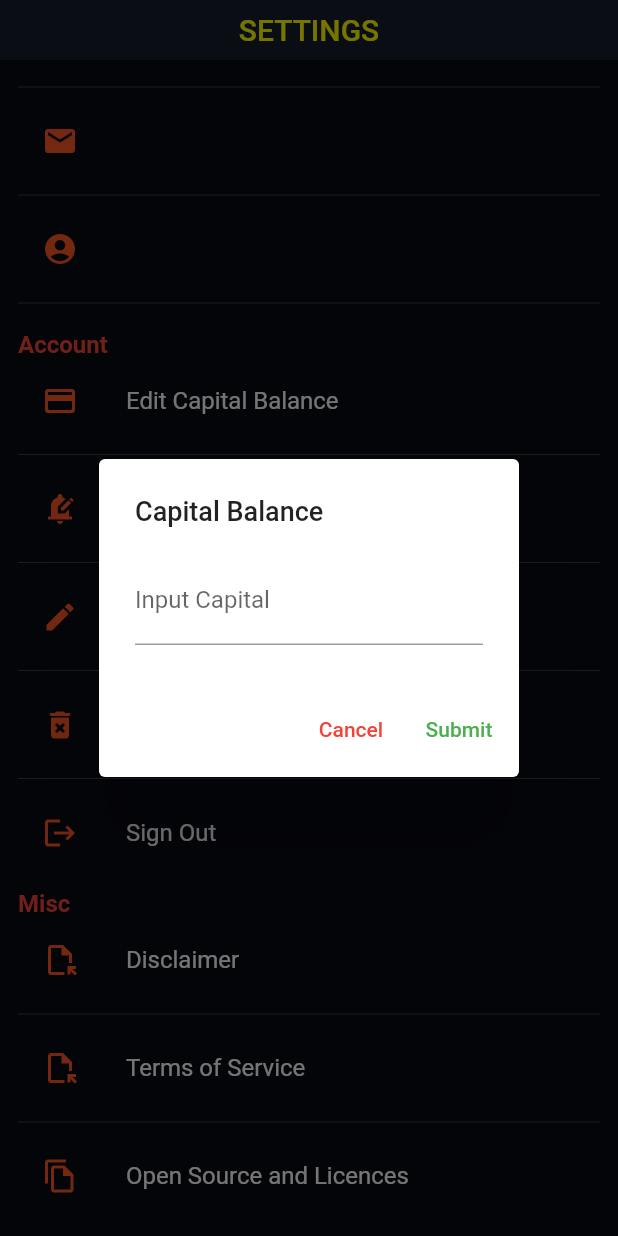
After one commit to taiteng/Cryphive, a Flutter app: the SettingsPage screen opened directly, scrolled down 177 dp, after a tap on "Edit Capital Balance", on a phone screen of 412 x 824 dp. The commit adds this screen. Run offline on Flutter 3.47's test engine with Material 2 defaults, Android fonts, the light colour scheme and no system bars; our stand-ins replace cloud_firestore, file_picker, firebase_auth, firebase_core, firebase_storage, flutter_widget_from_html and 2 more; missing offline and left inert: chart_sparkline, flutter_carousel_slider; accounts and stored records are empty; network calls fail.

Commit message:
done editting capital dialog

```diff
--- a/lib/main.dart
+++ b/lib/main.dart
@@ -35,7 +35,7 @@ class _AuthPageState extends State<AuthPage> {
         stream: FirebaseAuth.instance.authStateChanges(),
         builder: (context, snapshot){
           if(snapshot.hasData){
-            return const NavigationPage();
+            return NavigationPage(index: 0,);
           }
           else if(snapshot.hasError){
             return const Center(child: Text('Something Went Wrong :('),);
--- a/lib/pages/home_page.dart
+++ b/lib/pages/home_page.dart
@@ -139,8 +139,8 @@ class _HomePageState extends State<HomePage> {
 
   @override
   void initState() {
-    getCoinsMarket();
-    getTrendingMarket();
+    // getCoinsMarket();
+    // getTrendingMarket();
     super.initState();
   }
 
--- a/lib/pages/login_page.dart
+++ b/lib/pages/login_page.dart
@@ -34,7 +34,7 @@ class _LoginPageState extends State<LoginPage> {
       );
 
       WidgetsBinding.instance.addPostFrameCallback((_) {
-        Navigator.pushReplacement(context, MaterialPageRoute(builder: (_) => const NavigationPage()));
+        Navigator.pushReplacement(context, MaterialPageRoute(builder: (_) => NavigationPage(index: 0,)));
       });
     } on FirebaseAuthException catch (e) {
       if(e.code == 'user-not-found'){
@@ -213,7 +213,7 @@ class _LoginPageState extends State<LoginPage> {
                         padding: const EdgeInsets.all(5.0),
                         child: GestureDetector(
                           onTap: () {
-                            Navigator.pushReplacement(context, MaterialPageRoute(builder: (_) => const NavigationPage()));
+                            Navigator.pushReplacement(context, MaterialPageRoute(builder: (_) => NavigationPage(index: 0,)));
                           },
                           child: RichText(
                             textAlign: TextAlign.left,
--- a/lib/pages/register_page.dart
+++ b/lib/pages/register_page.dart
@@ -51,10 +51,11 @@ class _RegisterPageState extends State<RegisterPage> {
           'ProfilePic' : 'https://media.istockphoto.com/id/1316420668/vector/user-icon-human-person-symbol-social-profile-icon-avatar-login-sign-web-user-symbol.jpg?s=612x612&w=0&k=20&c=AhqW2ssX8EeI2IYFm6-ASQ7rfeBWfrFFV4E87SaFhJE=',
           'LoginMethod' : 'Email',
           'UID' : FirebaseAuth.instance.currentUser!.uid,
+          'Balance': 0.00,
         });
 
         await Future.delayed(Duration.zero, () {
-          Navigator.of(context).pushReplacement(MaterialPageRoute(builder: (_) => const NavigationPage()));
+          Navigator.of(context).pushReplacement(MaterialPageRoute(builder: (_) => NavigationPage(index: 0,)));
         });
       }
       else{
--- a/lib/pages/settings_page.dart
+++ b/lib/pages/settings_page.dart
@@ -3,6 +3,7 @@ import 'package:cryphive/pages/disclaimer_page.dart';
 import 'package:cryphive/pages/edit_profile_page.dart';
 import 'package:cryphive/pages/login_page.dart';
 import 'package:cryphive/pages/register_page.dart';
+import 'package:cryphive/widgets/edit_capital_balance_widget.dart';
 import 'package:firebase_auth/firebase_auth.dart';
 import 'package:flutter/cupertino.dart';
 import 'package:flutter/material.dart';
@@ -184,6 +185,33 @@ class _SettingsPageState extends State<SettingsPage> {
                     ),
                     GestureDetector(
                       onTap: () {
+                        showDialog(
+                          context: context,
+                          builder: (BuildContext context) {
+                            return EditCapitalBalanceWidget(
+                              email: data['Email'],
+                              username: data['Username'],
+                              profilePic: data['ProfilePic'],
+                              uID: data['UID'],
+                              capitalBalance: data['Capital'],
+                            );
+                          },
+                        );
+                      },
+                      child: const ListTile(
+                        leading: Icon(
+                          Icons.credit_card_rounded,
+                          color: Colors.deepOrange,
+                        ),
+                        title: Text(
+                          'Edit Capital Balance',
+                          style: const TextStyle(color: Colors.white,),
+                        ),
+                      ),
+                    ),
+                    const Divider(color: Color(0xff3c3c3f),),
+                    GestureDetector(
+                      onTap: () {
                         //Edit Notification
                       },
                       child: const ListTile(
@@ -201,10 +229,12 @@ class _SettingsPageState extends State<SettingsPage> {
                     GestureDetector(
                       onTap: () {
                         Navigator.push(context, MaterialPageRoute(builder: (context) => EditProfilePage(
-                            email: data['Email'],
-                            username: data['Username'],
-                            profilePic: data['ProfilePic'],
-                            uID: data['UID']),
+                          email: data['Email'],
+                          username: data['Username'],
+                          profilePic: data['ProfilePic'],
+                          uID: data['UID'],
+                          capitalBalance: data['Capital'],
+                        ),
                         ),);
                       },
                       child: const ListTile(
--- /dev/null
+++ b/lib/widgets/edit_capital_balance_widget.dart
@@ -0,0 +1,114 @@
+import 'package:cloud_firestore/cloud_firestore.dart';
+import 'package:cryphive/pages/navigation_page.dart';
+import 'package:firebase_auth/firebase_auth.dart';
+import 'package:flutter/material.dart';
+import 'package:flutter/services.dart';
+
+class EditCapitalBalanceWidget extends StatefulWidget {
+
+  final String email;
+  final String username;
+  final String profilePic;
+  final String uID;
+  final String capitalBalance;
+
+  const EditCapitalBalanceWidget({
+    super.key,
+    required this.email,
+    required this.username,
+    required this.profilePic,
+    required this.uID,
+    required this.capitalBalance,
+  });
+
+  @override
+  State<EditCapitalBalanceWidget> createState() => _EditCapitalBalanceWidgetState();
+}
+
+class _EditCapitalBalanceWidgetState extends State<EditCapitalBalanceWidget> {
+
+  final User? user = FirebaseAuth.instance.currentUser;
+
+  TextEditingController capitalController = TextEditingController();
+
+  Future uploadToFirebase() async{
+    try{
+      if(widget.capitalBalance == capitalController.text){
+        await FirebaseFirestore.instance.collection('Users').doc(user?.uid.toString()).set({
+          'Email' : widget.email.toString(),
+          'Username' : widget.username.toString(),
+          'ProfilePic' : widget.profilePic.toString(),
+          'LoginMethod' : 'Email',
+          'UID' : widget.uID.toString(),
+          'Capital': widget.capitalBalance.toString(),
+        });
+      }
+      else{
+        await FirebaseFirestore.instance.collection('Users').doc(user?.uid.toString()).set({
+          'Email' : widget.email.toString(),
+          'Username' : widget.username.toString(),
+          'ProfilePic' : widget.profilePic.toString(),
+          'LoginMethod' : 'Email',
+          'UID' : widget.uID.toString(),
+          'Capital': capitalController.text.toString(),
+        });
+      }
+    } catch (e){
+      print(e);
+    }
+  }
+
+  @override
+  void initState() {
+    capitalController.text = widget.capitalBalance.toString();
+    super.initState();
+  }
+
+  @override
+  Widget build(BuildContext context) {
+    return AlertDialog(
+      title: const Text(
+        'Capital Balance',
+        style: TextStyle(
+          fontSize: 18,
+        ),
+      ),
+      content: TextField(
+        keyboardType: const TextInputType.numberWithOptions(decimal: true),
+        inputFormatters: <TextInputFormatter>[
+          FilteringTextInputFormatter.allow(RegExp(r'^\d+\.?\d{0,2}')),
+        ],
+        controller: capitalController,
+        decoration: const InputDecoration(labelText: 'Input Capital'),
+      ),
+      actions: <Widget>[
+        TextButton(
+          child: const Text(
+            'Cancel',
+            style: TextStyle(
+              color: Colors.red,
+            ),
+          ),
+          onPressed: () {
+            Navigator.pop(context);
+          },
+        ),
+        TextButton(
+          child: const Text(
+            'Submit',
+            style: TextStyle(
+              color: Colors.green,
+            ),
+          ),
+          onPressed: () {
+            String userInput = capitalController.text;
+            if (userInput.isNotEmpty) {
+              uploadToFirebase();
+            }
+            Navigator.pushReplacement(context, MaterialPageRoute(builder: (_) => NavigationPage(index: 4),),);
+          },
+        ),
+      ],
+    );
+  }
+}
```
Also changed, not shown: lib/pages/edit_profile_page.dart (+7 -3 lines), lib/pages/navigation_page.dart (+10 -6 lines).
